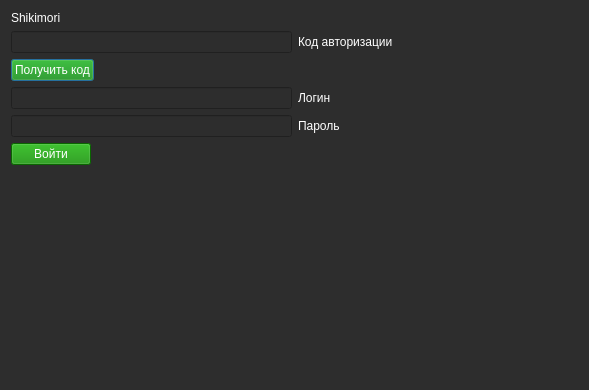
First picture: the form in forms/authUI.ui, repository brandonzorn/Nlight, before the edit.
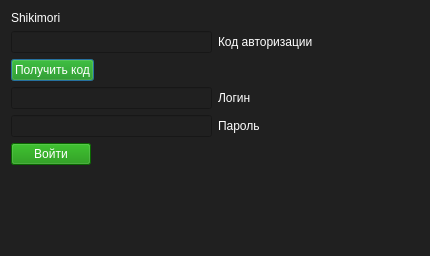
Second picture: the form after the edit.

```diff
--- a/forms/authUI.ui
+++ b/forms/authUI.ui
@@ -6,15 +6,207 @@
    <rect>
     <x>0</x>
     <y>0</y>
-    <width>589</width>
-    <height>390</height>
+    <width>430</width>
+    <height>256</height>
    </rect>
   </property>
   <property name="palette">
    <palette>
-    <active/>
-    <inactive/>
-    <disabled/>
+    <active>
+     <colorrole role="WindowText">
+      <brush brushstyle="SolidPattern">
+       <color alpha="255">
+        <red>255</red>
+        <green>255</green>
+        <blue>255</blue>
+       </color>
+      </brush>
+     </colorrole>
+     <colorrole role="Button">
+      <brush brushstyle="SolidPattern">
+       <color alpha="255">
+        <red>32</red>
+        <green>32</green>
+        <blue>32</blue>
+       </color>
+      </brush>
+     </colorrole>
+     <colorrole role="Text">
+      <brush brushstyle="SolidPattern">
+       <color alpha="255">
+        <red>255</red>
+        <green>255</green>
+        <blue>255</blue>
+       </color>
+      </brush>
+     </colorrole>
+     <colorrole role="ButtonText">
+      <brush brushstyle="SolidPattern">
+       <color alpha="255">
+        <red>255</red>
+        <green>255</green>
+        <blue>255</blue>
+       </color>
+      </brush>
+     </colorrole>
+     <colorrole role="Base">
+      <brush brushstyle="SolidPattern">
+       <color alpha="255">
+        <red>32</red>
+        <green>32</green>
+        <blue>32</blue>
+       </color>
+      </brush>
+     </colorrole>
+     <colorrole role="Window">
+      <brush brushstyle="SolidPattern">
+       <color alpha="255">
+        <red>32</red>
+        <green>32</green>
+        <blue>32</blue>
+       </color>
+      </brush>
+     </colorrole>
+     <colorrole role="PlaceholderText">
+      <brush brushstyle="SolidPattern">
+       <color alpha="255">
+        <red>255</red>
+        <green>255</green>
+        <blue>255</blue>
+       </color>
+      </brush>
+     </colorrole>
+    </active>
+    <inactive>
+     <colorrole role="WindowText">
+      <brush brushstyle="SolidPattern">
+       <color alpha="255">
+        <red>255</red>
+        <green>255</green>
+        <blue>255</blue>
+       </color>
+      </brush>
+     </colorrole>
+     <colorrole role="Button">
+      <brush brushstyle="SolidPattern">
+       <color alpha="255">
+        <red>32</red>
+        <green>32</green>
+        <blue>32</blue>
+       </color>
+      </brush>
+     </colorrole>
+     <colorrole role="Text">
+      <brush brushstyle="SolidPattern">
+       <color alpha="255">
+        <red>255</red>
+        <green>255</green>
+        <blue>255</blue>
+       </color>
+      </brush>
+     </colorrole>
+     <colorrole role="ButtonText">
+      <brush brushstyle="SolidPattern">
+       <color alpha="255">
+        <red>255</red>
+        <green>255</green>
+        <blue>255</blue>
+       </color>
+      </brush>
+     </colorrole>
+     <colorrole role="Base">
+      <brush brushstyle="SolidPattern">
+       <color alpha="255">
+        <red>32</red>
+        <green>32</green>
+        <blue>32</blue>
+       </color>
+      </brush>
+     </colorrole>
+     <colorrole role="Window">
+      <brush brushstyle="SolidPattern">
+       <color alpha="255">
+        <red>32</red>
+        <green>32</green>
+        <blue>32</blue>
+       </color>
+      </brush>
+     </colorrole>
+     <colorrole role="PlaceholderText">
+      <brush brushstyle="SolidPattern">
+       <color alpha="255">
+        <red>255</red>
+        <green>255</green>
+        <blue>255</blue>
+       </color>
+      </brush>
+     </colorrole>
+    </inactive>
+    <disabled>
+     <colorrole role="WindowText">
+      <brush brushstyle="SolidPattern">
+       <color alpha="255">
+        <red>255</red>
+        <green>255</green>
+        <blue>255</blue>
+       </color>
+      </brush>
+     </colorrole>
+     <colorrole role="Button">
+      <brush brushstyle="SolidPattern">
+       <color alpha="255">
+        <red>32</red>
+        <green>32</green>
+        <blue>32</blue>
+       </color>
+      </brush>
+     </colorrole>
+     <colorrole role="Text">
+      <brush brushstyle="SolidPattern">
+       <color alpha="255">
+        <red>255</red>
+        <green>255</green>
+        <blue>255</blue>
+       </color>
+      </brush>
+     </colorrole>
+     <colorrole role="ButtonText">
+      <brush brushstyle="SolidPattern">
+       <color alpha="255">
+        <red>255</red>
+        <green>255</green>
+        <blue>255</blue>
+       </color>
+      </brush>
+     </colorrole>
+     <colorrole role="Base">
+      <brush brushstyle="SolidPattern">
+       <color alpha="255">
+        <red>32</red>
+        <green>32</green>
+        <blue>32</blue>
+       </color>
+      </brush>
+     </colorrole>
+     <colorrole role="Window">
+      <brush brushstyle="SolidPattern">
+       <color alpha="255">
+        <red>32</red>
+        <green>32</green>
+        <blue>32</blue>
+       </color>
+      </brush>
+     </colorrole>
+     <colorrole role="PlaceholderText">
+      <brush brushstyle="SolidPattern">
+       <color alpha="255">
+        <red>255</red>
+        <green>255</green>
+        <blue>255</blue>
+       </color>
+      </brush>
+     </colorrole>
+    </disabled>
    </palette>
   </property>
   <property name="windowTitle">
@@ -22,7 +214,7 @@
   </property>
   <property name="styleSheet">
    <string notr="true">color: rgb(255, 255, 255);
-background-color: rgb(45, 45, 45);</string>
+background-color: rgb(32, 32, 32);</string>
   </property>
   <layout class="QVBoxLayout" name="verticalLayout_3">
    <item>
```
